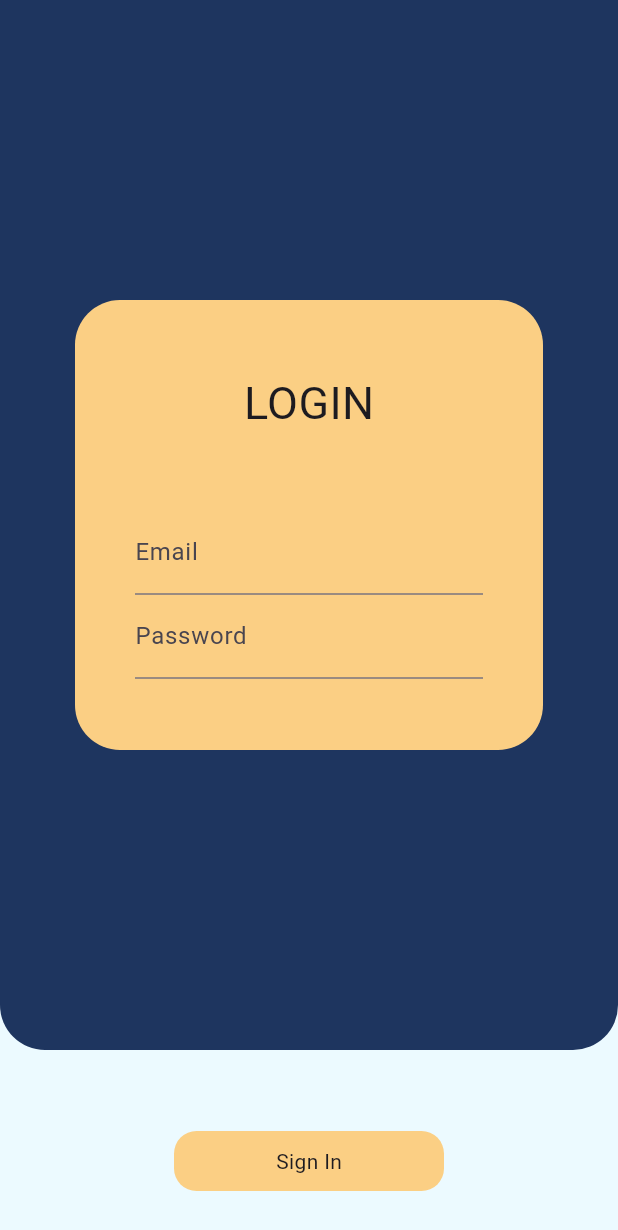
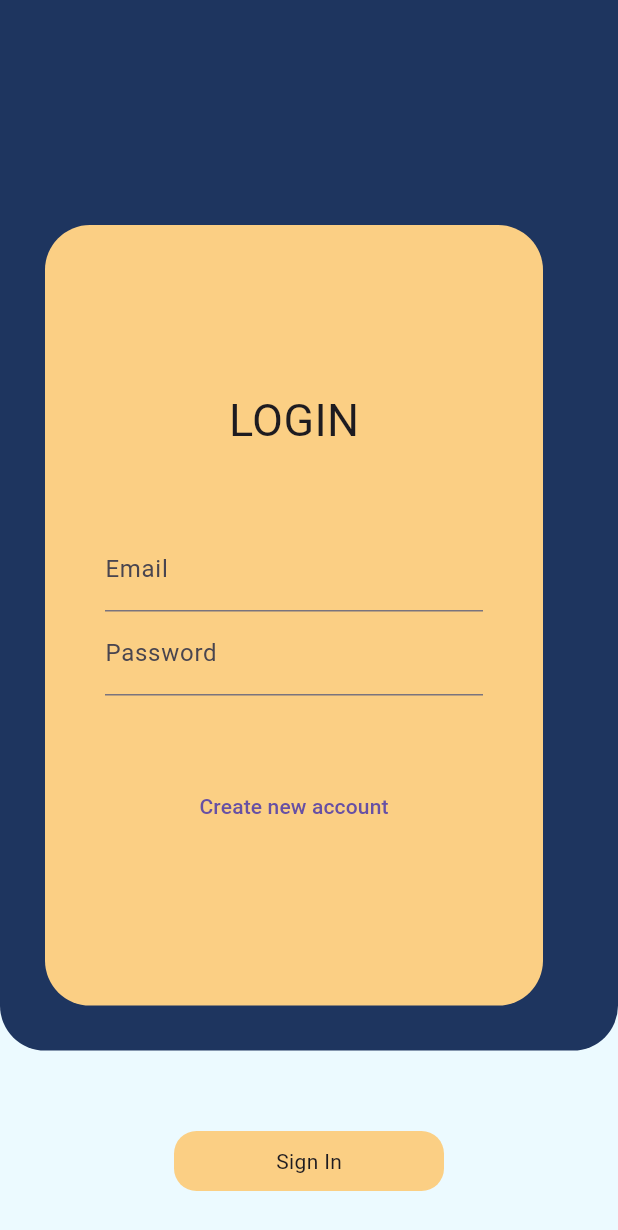
Before and after one commit to Rayan1117/decentralized_wallet_app, a Flutter app: the screen it shows after launch, on a phone screen of 412 x 824 dp. Shown: the top 1230 px of the screen. Run offline on Flutter 3.47's test engine with Material 3 defaults, Android fonts, the phone set to English and light mode, and no system bars; our stand-ins replace bloc, flutter_bloc, shared_preferences.

Commit message:
wallet logic implemented

```diff
--- a/analysis_options.yaml
+++ b/analysis_options.yaml
@@ -7,6 +7,9 @@
 
 # The following line activates a set of recommended lints for Flutter apps,
 # packages, and plugins designed to encourage good coding practices.
+analyzer:
+  errors:
+    must_be_immutable: ignore ignore
 include: package:flutter_lints/flutter.yaml
 
 linter:
--- /dev/null
+++ b/lib/auth_bloc/auth_event.dart
@@ -0,0 +1,26 @@
+part of 'auth_bloc.dart';
+
+@immutable
+sealed class AuthEvent {}
+
+// ignore: must_be_immutable
+final class LoginEvent extends AuthEvent {
+  GlobalKey<FormState> formkey;
+  String email;
+  String password;
+  LoginEvent(
+      {required this.formkey, required this.email, required this.password});
+}
+
+// ignore: must_be_immutable
+final class RegisterEvent extends AuthEvent {
+  GlobalKey<FormState> formkey;
+  String email;
+  String password;
+  String username;
+  RegisterEvent(
+      {required this.email,
+      required this.formkey,
+      required this.password,
+      required this.username});
+}
--- /dev/null
+++ b/lib/auth_bloc/auth_state.dart
@@ -0,0 +1,15 @@
+part of 'auth_bloc.dart';
+
+@immutable
+sealed class AuthState {}
+
+final class AuthInitial extends AuthState {}
+
+final class LoggedInState extends AuthState {}
+
+final class RegisteredState extends AuthState {}
+
+final class AuthErrorState extends AuthState {
+  String error;
+  AuthErrorState({required this.error});
+}
--- a/lib/auth_page/auth_page.dart
+++ b/lib/auth_page/auth_page.dart
@@ -1,88 +1,14 @@
+import 'package:decentralized_wallet_app/auth_bloc/auth_bloc.dart';
+import 'package:decentralized_wallet_app/auth_page/login_page.dart';
+import 'package:decentralized_wallet_app/home/homepage.dart';
 import 'package:flutter/material.dart';
+import 'package:flutter_bloc/flutter_bloc.dart';
 
 class AuthPage extends StatelessWidget {
-  AuthPage({super.key});
-
-  final GlobalKey _formkey = GlobalKey<FormState>();
+  const AuthPage({super.key});
 
   @override
   Widget build(BuildContext context) {
-    return Scaffold(
-      body: Stack(
-        children: [
-          Container(
-            color: Color(0xffECFAFF),
-            padding: const EdgeInsets.only(bottom: 30),
-            child: Center(
-              child: Column(
-                mainAxisAlignment: MainAxisAlignment.end,
-                children: [
-                  Container(
-                    height: 40,
-                    width: 180,
-                    decoration: BoxDecoration(
-                      color: Color(0xffFBCF84),
-                      borderRadius: BorderRadius.all(
-                        Radius.circular(15),
-                      ),
-                    ),
-                    child: Center(
-                      child: GestureDetector(
-                        child: Text('Sign In'),
-                      ),
-                    ),
-                  )
-                ],
-              ),
-            ),
-          ),
-          Container(
-            height: 700,
-            decoration: BoxDecoration(
-              color: Color(0xff1E355F),
-              borderRadius: BorderRadius.only(
-                bottomLeft: Radius.circular(30),
-                bottomRight: Radius.circular(30),
-              ),
-            ),
-            child: Container(
-              margin: EdgeInsets.fromLTRB(50, 200, 50, 200),
-              decoration: BoxDecoration(
-                  color: Color(0xffFBCF84),
-                  borderRadius: BorderRadius.all(Radius.circular(30))),
-              padding: const EdgeInsets.all(40),
-              child: Column(
-                mainAxisAlignment: MainAxisAlignment.center,
-                children: [
-                  const Text(
-                    "LOGIN",
-                    style: TextStyle(fontSize: 30),
-                  ),
-                  SizedBox(
-                    height: 50,
-                  ),
-                  Form(
-                      key: _formkey,
-                      child: Column(
-                        children: [
-                          TextFormField(
-                            decoration: InputDecoration(
-                                label: Text('Email'),
-                                hintText: 'enter your email'),
-                          ),
-                          TextFormField(
-                            decoration: InputDecoration(
-                                label: Text('Password'),
-                                hintText: 'enter your password'),
-                          )
-                        ],
-                      ))
-                ],
-              ),
-            ),
-          ),
-        ],
-      ),
-    );
+    return LoginPage();
   }
 }
--- /dev/null
+++ b/lib/auth_page/login_page.dart
@@ -0,0 +1,139 @@
+import 'package:decentralized_wallet_app/auth_bloc/auth_bloc.dart';
+import 'package:decentralized_wallet_app/auth_page/register_page.dart';
+import 'package:flutter/material.dart';
+import 'package:flutter_bloc/flutter_bloc.dart';
+
+// ignore: must_be_immutable
+class LoginPage extends StatelessWidget {
+  LoginPage({super.key});
+
+  final GlobalKey<FormState> _formkey = GlobalKey<FormState>();
+  final _emailController = TextEditingController();
+  final _passwordController = TextEditingController();
+
+  @override
+  Widget build(BuildContext context) {
+    return BlocListener<AuthBloc, AuthState>(
+      listener: (context, state) {
+        (state is LoggedInState)?Navigator.pushNamed(context, '/homepage'):null;
+      },
+      child: Scaffold(
+        body: Stack(
+          children: [
+            Container(
+              color: const Color(0xffECFAFF),
+              padding: const EdgeInsets.only(bottom: 30),
+              child: Center(
+                child: Column(
+                  mainAxisAlignment: MainAxisAlignment.end,
+                  children: [
+                    Container(
+                      height: 40,
+                      width: 180,
+                      decoration: const BoxDecoration(
+                        color: Color(0xffFBCF84),
+                        borderRadius: BorderRadius.all(
+                          Radius.circular(15),
+                        ),
+                      ),
+                      child: Center(
+                        child: GestureDetector(
+                          onTap: () {
+                            BlocProvider.of<AuthBloc>(context).add(LoginEvent(
+                                formkey: _formkey,
+                                email: _emailController.text,
+                                password: _passwordController.text));
+                          },
+                          child: const Text('Sign In'),
+                        ),
+                      ),
+                    )
+                  ],
+                ),
+              ),
+            ),
+            SingleChildScrollView(
+              child: Container(
+                height: MediaQuery.of(context).size.height * 0.85,
+                decoration: const BoxDecoration(
+                  color: Color(0xff1E355F),
+                  borderRadius: BorderRadius.only(
+                    bottomLeft: Radius.circular(30),
+                    bottomRight: Radius.circular(30),
+                  ),
+                ),
+                child: Container(
+                  margin: const EdgeInsets.fromLTRB(30, 150, 50, 30),
+                  decoration: const BoxDecoration(
+                    color: Color(0xffFBCF84),
+                    borderRadius: BorderRadius.all(
+                      Radius.circular(
+                        30,
+                      ),
+                    ),
+                  ),
+                  padding: const EdgeInsets.all(40),
+                  child: Column(
+                    mainAxisAlignment: MainAxisAlignment.center,
+                    children: [
+                      const Text(
+                        "LOGIN",
+                        style: TextStyle(fontSize: 30),
+                      ),
+                      const SizedBox(
+                        height: 50,
+                      ),
+                      Form(
+                        key: _formkey,
+                        child: Column(
+                          children: [
+                            TextFormField(
+                              validator: (value) {
+                                if (value!.trim().isEmpty) {
+                                  return "the email should be entered";
+                                }
+                                return null;
+                              },
+                              controller: _emailController,
+                              decoration: const InputDecoration(
+                                  label: Text('Email'),
+                                  hintText: 'enter your email'),
+                            ),
+                            TextFormField(
+                              validator: (value) {
+                                if (value!.trim().isEmpty) {
+                                  return "the email should be entered";
+                                }
+                                return null;
+                              },
+                              controller: _passwordController,
+                              decoration: const InputDecoration(
+                                  label: Text('Password'),
+                                  hintText: 'enter your password'),
+                            ),
+                          ],
+                        ),
+                      ),
+                      const SizedBox(
+                        height: 50,
+                      ),
+                      TextButton(
+                        onPressed: () {
+                          Navigator.push(context,
+                              MaterialPageRoute(builder: (context) {
+                            return const RegisterPage();
+                          }));
+                        },
+                        child: const Text('Create new account'),
+                      )
+                    ],
+                  ),
+                ),
+              ),
+            ),
+          ],
+        ),
+      ),
+    );
+  }
+}
--- a/lib/main.dart
+++ b/lib/main.dart
@@ -1,8 +1,22 @@
+import 'package:decentralized_wallet_app/auth_bloc/auth_bloc.dart';
 import 'package:decentralized_wallet_app/auth_page/auth_page.dart';
+import 'package:decentralized_wallet_app/home/homepage.dart';
+import 'package:decentralized_wallet_app/wallet_bloc/wallet_bloc.dart';
 import 'package:flutter/material.dart';
+import 'package:flutter_bloc/flutter_bloc.dart';
 
-void main(){
-  runApp(const EntryPoint());
+void main() {
+  runApp(MultiBlocProvider(
+    providers: [
+      BlocProvider(
+        create: (context) => AuthBloc(),
+      ),
+      BlocProvider(
+        create: (context) => WalletBloc(),
+      )
+    ],
+    child: const EntryPoint(),
+  ));
 }
 
 class EntryPoint extends StatelessWidget {
@@ -11,14 +25,12 @@ class EntryPoint extends StatelessWidget {
   @override
   Widget build(BuildContext context) {
     return MaterialApp(
-
-     home: FutureBuilder(future: isLoggedIn(), builder: (context, snapshot){
-        return AuthPage();
-      }),
+      routes: {"/homepage": (context) => const HomePage()},
+      home: AuthPage(),
     );
   }
 
-  Future<int> isLoggedIn() async{
+  Future<int> isLoggedIn() async {
     return 1;
   }
 }
--- a/pubspec.yaml
+++ b/pubspec.yaml
@@ -35,6 +35,11 @@ dependencies:
   # The following adds the Cupertino Icons font to your application.
   # Use with the CupertinoIcons class for iOS style icons.
   cupertino_icons: ^1.0.8
+  flutter_bloc: ^8.1.6
+  bloc: ^8.1.4
+  meta: ^1.15.0
+  http: ^1.2.2
+  shared_preferences: ^2.3.2
 
 dev_dependencies:
   flutter_test:
--- a/wallet_api/package.json
+++ b/wallet_api/package.json
@@ -18,6 +18,7 @@
     "dotenv": "^16.4.5",
     "express": "^4.21.1",
     "ganache-cli": "^6.12.2",
+    "http": "^0.0.1-security",
     "jsonwebtoken": "^9.0.2",
     "nodemon": "^3.1.7",
     "web3": "^4.13.0"
```
Also changed, not shown: lib/auth_bloc/auth_bloc.dart (added, +48 -0 lines), lib/auth_page/register_page.dart (added, +50 -0 lines), lib/home/homepage.dart (added, +92 -0 lines), lib/wallet_bloc/wallet_bloc.dart (added, +81 -0 lines), lib/wallet_bloc/wallet_event.dart (added, +13 -0 lines), lib/wallet_bloc/wallet_state.dart (added, +18 -0 lines), pubspec.lock, wallet_api/package-lock.json, 3 other files.
